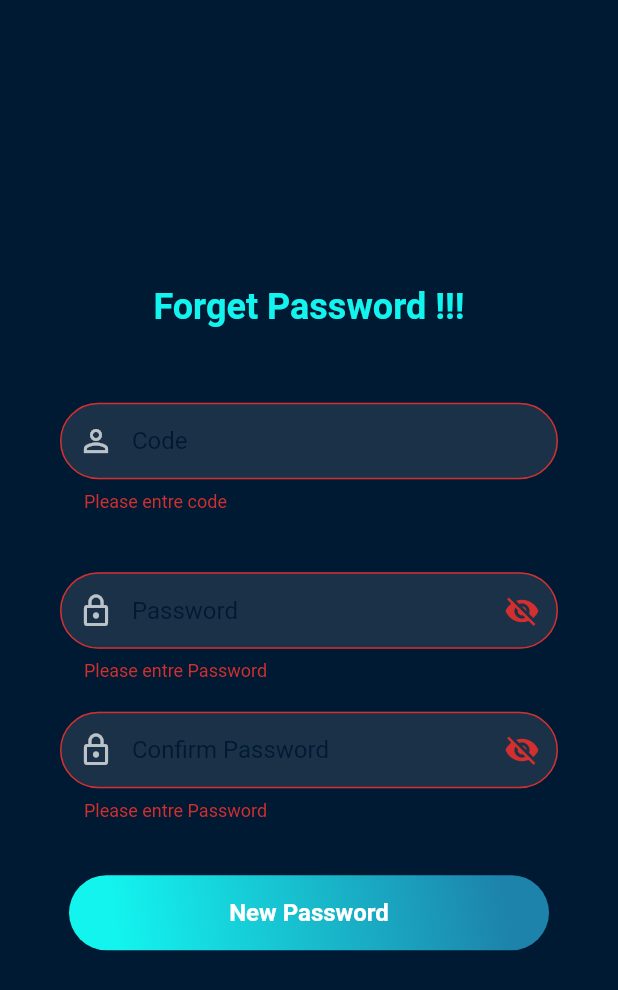
After one commit to wassimsefi/TunCoinWallet-Flutter, a Flutter app: the ResetPasswordPage screen opened directly, after a tap on "New Password", on a phone screen of 412 x 824 dp. The commit adds this screen. Shown: the top 990 px of the screen. Run offline on Flutter 3.47's test engine with Material 2 defaults, Android fonts, the phone set to English and light mode, and no system bars; our stand-ins replace curved_navigation_bar, fl_chart, fluttertoast, local_auth, qr_flutter and 1 more; missing offline and left inert: barcode_scan, dart:ffi; accounts and stored records are empty; Roboto replaces fonts that are missing (Montserrat).

Commit message:
forget password

```diff
--- /dev/null
+++ b/lib/pages/reset_password.dart
@@ -0,0 +1,282 @@
+import 'package:TunCoinWallet/pages/login.dart';
+import 'package:flutter/material.dart';
+import 'package:http/http.dart' as http;
+
+class ResetPasswordPage extends StatefulWidget {
+  @override
+  _ResetPasswordPageState createState() => _ResetPasswordPageState();
+}
+
+class _ResetPasswordPageState extends State<ResetPasswordPage> {
+  final GlobalKey<FormState> _formkey = GlobalKey<FormState>();
+  bool hidePassword = true;
+  bool hidePassword2 = true;
+  TextEditingController _confirmpas = TextEditingController();
+  TextEditingController _code = TextEditingController();
+  TextEditingController _password = TextEditingController();
+
+  Future resetpassword(String code, String password) async {
+    final String apiUrl = "https://tuncoin.herokuapp.com/resetPassword";
+    // double amount1 = double.parse(amount);
+    final Response =
+        await http.put(apiUrl, body: {"password": password, "resetCode": code});
+
+    if (Response.statusCode == 200) {
+      showDialog<String>(
+        context: context,
+        builder: (BuildContext context) => Dialog(
+          backgroundColor: Color(0xff001a33),
+          shape:
+              RoundedRectangleBorder(borderRadius: BorderRadius.circular(4.0)),
+          child: Stack(
+            overflow: Overflow.visible,
+            alignment: Alignment.topCenter,
+            children: [
+              Container(
+                height: 300,
+                width: 350,
+                child: Padding(
+                  padding: const EdgeInsets.fromLTRB(10, 70, 10, 10),
+                  child: Column(
+                    children: [
+                      Text(
+                        'Success !!!',
+                        style: TextStyle(
+                            fontWeight: FontWeight.bold, fontSize: 20),
+                      ),
+                      SizedBox(
+                        height: 5,
+                      ),
+                      Text(
+                        'password updated ',
+                        style: TextStyle(fontSize: 20),
+                      ),
+                      SizedBox(
+                        height: 20,
+                      ),
+                      RaisedButton(
+                        onPressed: () => Navigator.of(context).pushReplacement(
+                            MaterialPageRoute(
+                                builder: (context) => LoginPage())),
+                        color: Colors.green,
+                        child: Text(
+                          'Okay',
+                          style: TextStyle(color: Colors.white),
+                        ),
+                      )
+                    ],
+                  ),
+                ),
+              ),
+              Positioned(
+                  top: -60,
+                  child: CircleAvatar(
+                    backgroundColor: Colors.green,
+                    radius: 60,
+                    child: Icon(
+                      Icons.check_rounded,
+                      color: Colors.white,
+                      size: 50,
+                    ),
+                  )),
+            ],
+          ),
+        ),
+      );
+    } else {
+      throw Exception(showDialog<String>(
+        context: context,
+        builder: (BuildContext context) => AlertDialog(
+          title: const Text('Log In Error'),
+          content: Text(
+            'mail not found! ',
+            style: TextStyle(fontSize: 20.0, color: Colors.red),
+          ),
+          actions: <Widget>[
+            FlatButton(
+                onPressed: () => Navigator.pop(context, 'OK'),
+                child: Text('OK'))
+          ],
+        ),
+      ));
+    }
+  }
+
+  @override
+  Widget build(BuildContext context) {
+    return Scaffold(
+      backgroundColor: Color(0xff001a33),
+      body: Container(
+        padding: EdgeInsets.all(20.0),
+        child: Column(
+          mainAxisAlignment: MainAxisAlignment.center,
+          children: [
+            Form(
+              key: _formkey,
+              child: Column(
+                children: [
+                  Center(
+                    child: Text(
+                      'Forget Password !!!',
+                      style: TextStyle(
+                          color: Color(0xff13f4ef),
+                          fontSize: 24.0,
+                          fontWeight: FontWeight.bold,
+                          fontFamily: 'Montserrat'),
+                    ),
+                  ),
+                  SizedBox(
+                    height: 30,
+                  ),
+                  Padding(
+                    padding: EdgeInsets.all(20.0),
+                    child: TextFormField(
+                      controller: _code,
+                      decoration: InputDecoration(
+                        hintText: 'Code',
+                        border: OutlineInputBorder(
+                            borderRadius:
+                                BorderRadius.all(Radius.circular(50.0))),
+                        hintStyle: TextStyle(fontFamily: 'Montserrat'),
+                        filled: true,
+                        contentPadding: EdgeInsets.all(16.0),
+                        prefixIcon: Icon(Icons.person_outline_outlined),
+                      ),
+                      keyboardType: TextInputType.text,
+                      validator: (String value) {
+                        if (value.isEmpty) {
+                          return "Please entre code ";
+                        }
+
+                        return null;
+                      },
+                    ),
+                  ),
+                  Padding(
+                    padding:
+                        EdgeInsets.only(left: 20.0, right: 20.0, top: 20.0),
+                    child: TextFormField(
+                      controller: _password,
+                      decoration: InputDecoration(
+                        hintText: 'Password',
+                        border: OutlineInputBorder(
+                            borderRadius:
+                                BorderRadius.all(Radius.circular(50.0))),
+                        hintStyle: TextStyle(fontFamily: 'Montserrat'),
+                        filled: true,
+                        contentPadding: EdgeInsets.all(16.0),
+                        prefixIcon: Icon(Icons.lock_outline),
+                        suffixIcon: IconButton(
+                          onPressed: () {
+                            setState(() {
+                              hidePassword = !hidePassword;
+                            });
+                          },
+                          icon: Icon(hidePassword
+                              ? Icons.visibility_off
+                              : Icons.visibility),
+                        ),
+                      ),
+                      keyboardType: TextInputType.text,
+                      obscureText: hidePassword,
+                      validator: (String value) {
+                        if (value.isEmpty) {
+                          return "Please entre Password ";
+                        }
+
+                        return null;
+                      },
+                    ),
+                  ),
+                  Padding(
+                    padding: EdgeInsets.all(20.0),
+                    child: TextFormField(
+                      controller: _confirmpas,
+                      decoration: InputDecoration(
+                        hintText: 'Confirm Password',
+                        border: OutlineInputBorder(
+                            borderRadius:
+                                BorderRadius.all(Radius.circular(50.0))),
+                        hintStyle: TextStyle(fontFamily: 'Montserrat'),
+                        filled: true,
+                        contentPadding: EdgeInsets.all(16.0),
+                        prefixIcon: Icon(Icons.lock_outline),
+                        suffixIcon: IconButton(
+                          onPressed: () {
+                            setState(() {
+                              hidePassword2 = !hidePassword2;
+                            });
+                          },
+                          icon: Icon(hidePassword2
+                              ? Icons.visibility_off
+                              : Icons.visibility),
+                        ),
+                      ),
+                      keyboardType: TextInputType.text,
+                      obscureText: hidePassword,
+                      validator: (String value) {
+                        if (value.isEmpty) {
+                          return "Please entre Password ";
+                        }
+                        if (_password.text != _confirmpas.text) {
+                          return "error confirm password ";
+                        }
+                        return null;
+                      },
+                    ),
+                  ),
+                  Padding(padding: EdgeInsets.symmetric(vertical: 8.0)),
+                  Container(
+                    width: 320.0,
+                    height: 50.0,
+                    decoration: BoxDecoration(
+                      borderRadius: BorderRadius.circular(50.0),
+                      gradient: LinearGradient(
+                        begin: Alignment.topRight,
+                        end: Alignment.bottomLeft,
+                        stops: [0.1, 0.9],
+                        colors: [
+                          Color(0xff1d83ab),
+                          //Color.fromRGBO(19, 244, 239, 1),
+                          Color(0xff13f4ef),
+                        ],
+                      ),
+                    ),
+                    child: FlatButton(
+                      child: Text(
+                        'New Password',
+                        style: TextStyle(
+                          fontSize: 16.0,
+                          fontFamily: 'Montserrat',
+                          fontWeight: FontWeight.w600,
+                        ),
+                      ),
+                      textColor: Colors.white,
+                      color: Colors.transparent,
+                      shape: RoundedRectangleBorder(
+                          borderRadius: BorderRadius.circular(30.0)),
+                      onPressed: () async {
+                        if (_formkey.currentState.validate()) {
+                          print("hello ");
+
+                          final String code = _code.text;
+                          final String password = _password.text;
+                          print("code : " + code);
+                          print("password" + password);
+
+                          await resetpassword(code, password);
+                        } else {
+                          return;
+                        }
+                      },
+                    ),
+                  ),
+                ],
+              ),
+            ),
+          ],
+        ),
+      ),
+    );
+  }
+}
```
Also changed, not shown: lib/pages/forget_password.dart (added, +202 -0 lines), lib/pages/login.dart (+55 -1 lines), lib/pages/sign_up.dart (+16 -4 lines).
